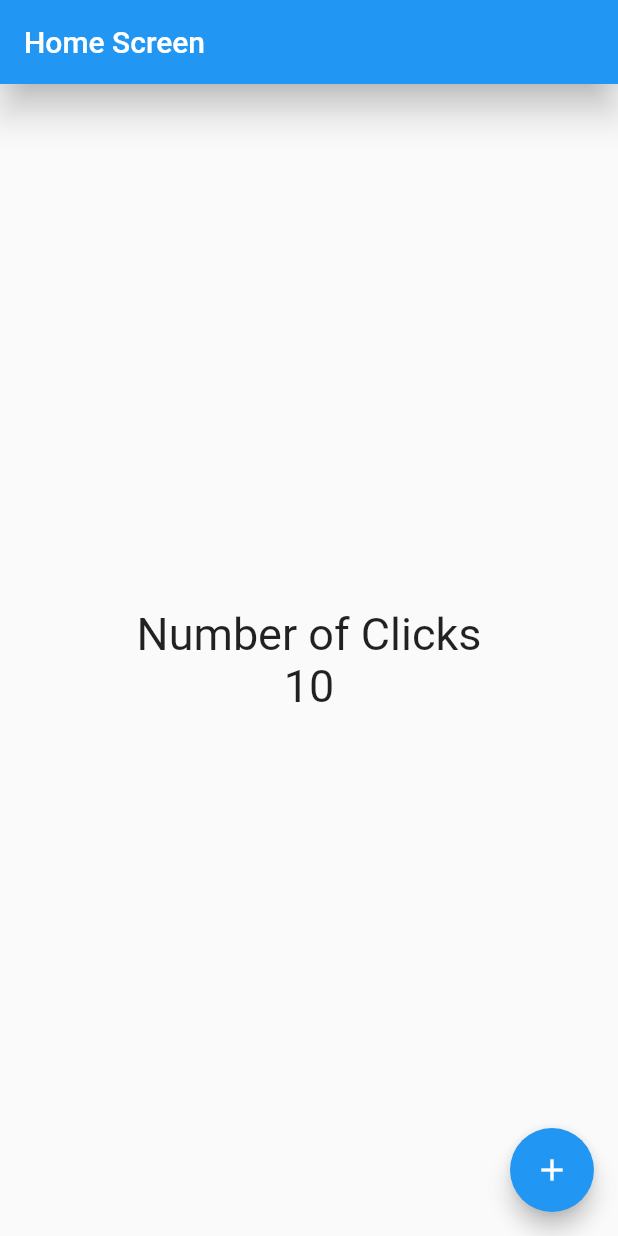
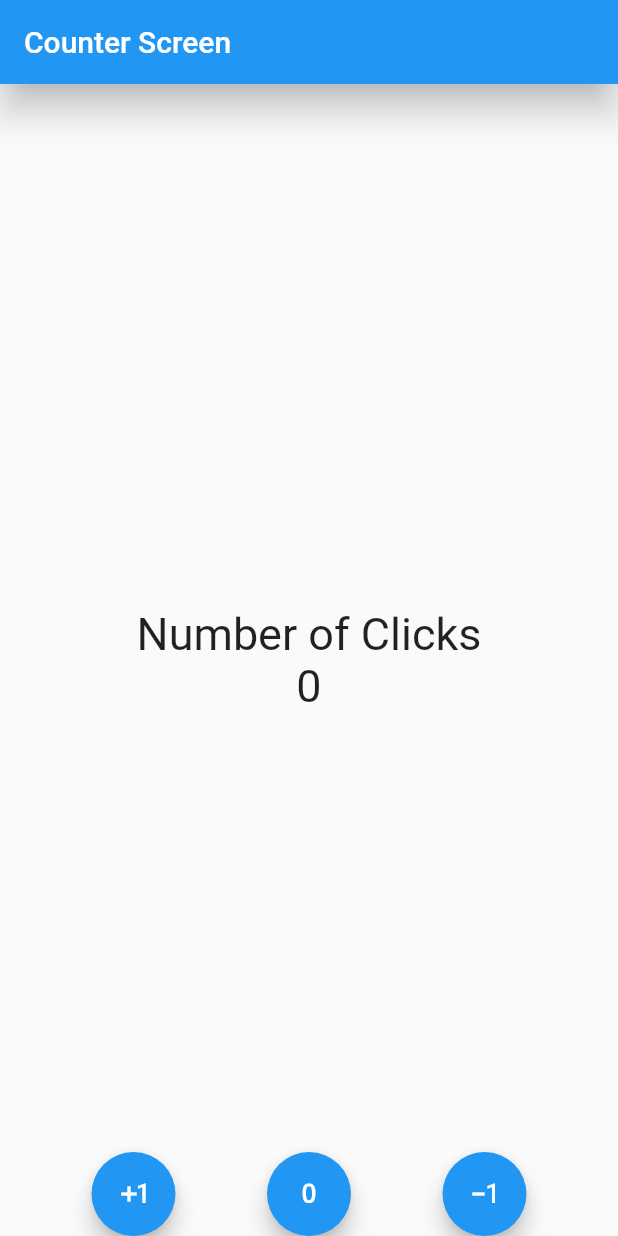
Before and after one commit to andresdavidsv/counter_app_flutter, a Flutter app: the screen it shows after launch, on a phone screen of 412 x 824 dp. Run offline on Flutter 3.47's test engine with Material 2 defaults, Android fonts, the phone set to English and light mode, and no system bars.

Commit message:
feat: finished counter app

```diff
--- a/lib/main.dart
+++ b/lib/main.dart
@@ -1,6 +1,7 @@
 import 'package:flutter/material.dart';
+import 'package:counter_app/screens/counter_screen.dart';
 
-import 'package:counter_app/screens/home_screen.dart';
+// import 'package:counter_app/screens/home_screen.dart';
 
 void main() {
   runApp(const MyApp());
@@ -12,8 +13,6 @@ class MyApp extends StatelessWidget {
   @override
   Widget build(BuildContext context) {
     return const MaterialApp(
-      debugShowCheckedModeBanner: false,
-      home: HomeScreen()
-    );
+        debugShowCheckedModeBanner: false, home: CounterScreen());
   }
 }
--- /dev/null
+++ b/lib/screens/counter_screen.dart
@@ -0,0 +1,85 @@
+import 'package:flutter/material.dart';
+
+class CounterScreen extends StatefulWidget {
+  const CounterScreen({super.key});
+
+  @override
+  State<CounterScreen> createState() => _CounterScreenState();
+}
+
+class _CounterScreenState extends State<CounterScreen> {
+  int counter = 0;
+  void increase() {
+    counter++;
+    setState(() {});
+  }
+
+  void decrease() {
+    counter--;
+    setState(() {});
+  }
+
+  void reset() {
+    counter = 0;
+    setState(() {});
+  }
+
+  @override
+  Widget build(BuildContext context) {
+    const fontSize30 = TextStyle(fontSize: 30);
+
+    return Scaffold(
+      appBar: AppBar(
+        title: const Text('Counter Screen'),
+        elevation: 10.0,
+      ),
+      body: Center(
+        child: Column(
+          mainAxisAlignment: MainAxisAlignment.center,
+          children: <Widget>[
+            const Text('Number of Clicks', style: fontSize30),
+            Text('$counter', style: fontSize30),
+          ],
+        ),
+      ),
+      floatingActionButtonLocation: FloatingActionButtonLocation.centerDocked,
+      floatingActionButton: CustomFloatingActions(
+          increaseFn: increase, decreaseFn: decrease, resetFn: reset),
+    );
+  }
+}
+
+class CustomFloatingActions extends StatelessWidget {
+  final Function increaseFn;
+  final Function decreaseFn;
+  final Function resetFn;
+
+  const CustomFloatingActions({
+    Key? key,
+    required this.increaseFn,
+    required this.decreaseFn,
+    required this.resetFn,
+  }) : super(key: key);
+
+  @override
+  Widget build(BuildContext context) {
+    return Row(
+      mainAxisAlignment: MainAxisAlignment.spaceEvenly,
+      crossAxisAlignment: CrossAxisAlignment.end,
+      children: [
+        FloatingActionButton(
+          onPressed: (() => increaseFn()),
+          child: const Icon(Icons.exposure_plus_1_outlined),
+        ),
+        FloatingActionButton(
+          onPressed: () => resetFn(),
+          child: const Icon(Icons.exposure_zero),
+        ),
+        FloatingActionButton(
+          onPressed: () => decreaseFn(),
+          child: const Icon(Icons.exposure_minus_1_outlined),
+        ),
+      ],
+    );
+  }
+}
--- a/lib/screens/home_screen.dart
+++ b/lib/screens/home_screen.dart
@@ -25,7 +25,7 @@ class HomeScreen extends StatelessWidget {
       // floatingActionButtonLocation:
       //     FloatingActionButtonLocation.miniCenterFloat,
       floatingActionButton: FloatingActionButton(
-        onPressed: () => {print('Hola mundo'), counter++},
+        onPressed: () => {counter++, print('Hola mundo: $counter')},
         child: const Icon(Icons.add),
       ),
     );
```
